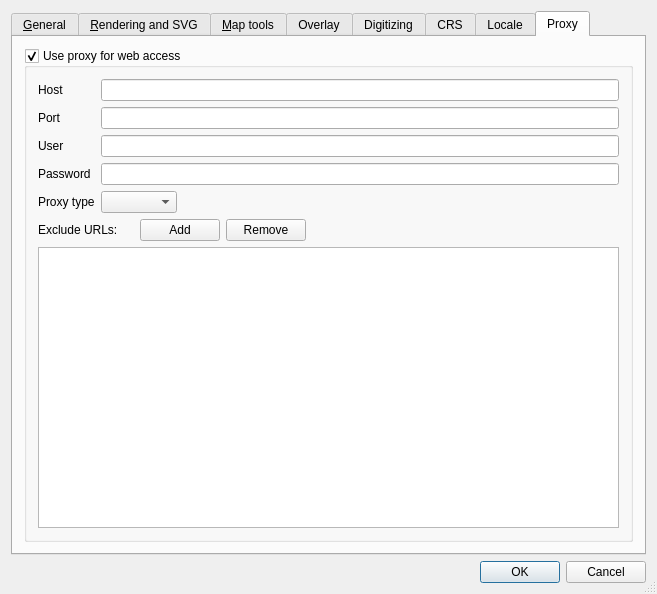
Before: the Qt Designer form src/ui/qgsoptionsbase.ui in qgis/QGIS, drawn with Qt 5.
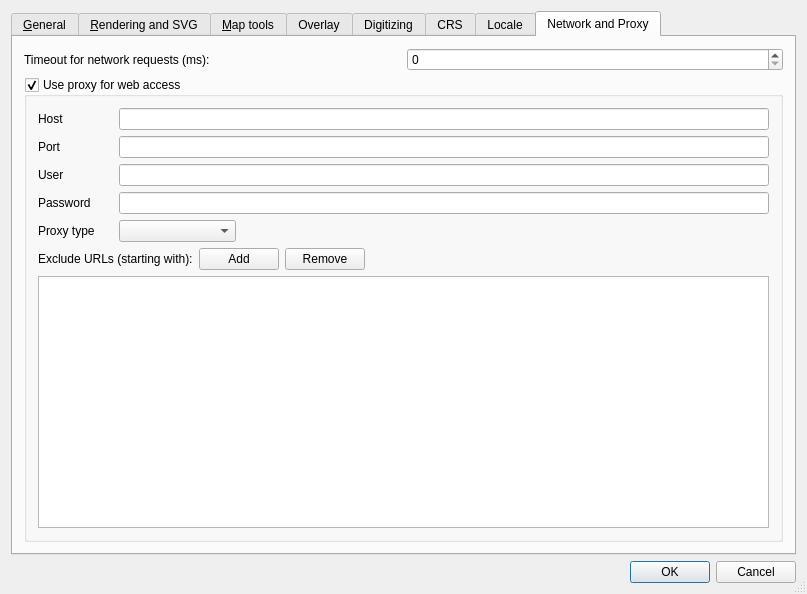
After: the same form once the commit is applied. The open tabs and pages were chosen to show the change. Custom widgets are drawn as their Qt base class.

```diff
--- a/src/ui/qgsoptionsbase.ui
+++ b/src/ui/qgsoptionsbase.ui
@@ -5,7 +5,7 @@
    <rect>
     <x>0</x>
     <y>0</y>
-    <width>657</width>
+    <width>807</width>
     <height>594</height>
    </rect>
   </property>
@@ -25,7 +25,7 @@
       <enum>Qt::Horizontal</enum>
      </property>
      <property name="standardButtons" >
-      <set>QDialogButtonBox::Cancel|QDialogButtonBox::NoButton|QDialogButtonBox::Ok</set>
+      <set>QDialogButtonBox::Cancel|QDialogButtonBox::Ok</set>
      </property>
     </widget>
    </item>
@@ -1204,10 +1204,28 @@
      </widget>
      <widget class="QWidget" name="tab" >
       <attribute name="title" >
-       <string>Proxy</string>
+       <string>Network and Proxy</string>
       </attribute>
-      <layout class="QGridLayout" >
+      <layout class="QGridLayout" name="gridLayout_2" >
        <item row="0" column="0" >
+        <layout class="QHBoxLayout" name="horizontalLayout" >
+         <item>
+          <widget class="QLabel" name="mNetworkTimeoutLabel" >
+           <property name="text" >
+            <string>Timeout for network requests (ms):</string>
+           </property>
+          </widget>
+         </item>
+         <item>
+          <widget class="QSpinBox" name="mNetworkTimeoutSpinBox" >
+           <property name="maximum" >
+            <number>100000000</number>
+           </property>
+          </widget>
+         </item>
+        </layout>
+       </item>
+       <item row="1" column="0" >
         <widget class="QGroupBox" name="grpProxy" >
          <property name="title" >
           <string>Use proxy for web access</string>
@@ -1218,7 +1236,7 @@
          <property name="checkable" >
           <bool>true</bool>
          </property>
-         <layout class="QGridLayout" >
+         <layout class="QGridLayout" name="gridLayout" >
           <item row="0" column="0" >
            <widget class="QLabel" name="lblProxyHost" >
             <property name="text" >
@@ -1308,7 +1326,7 @@
           <item row="5" column="0" colspan="2" >
            <widget class="QLabel" name="mExcludeUrlsLabel" >
             <property name="text" >
-             <string>Exclude URLs:</string>
+             <string>Exclude URLs (starting with):</string>
             </property>
            </widget>
           </item>
```
Left out of the diff: 126 changed lines with no effect on the pictures.
